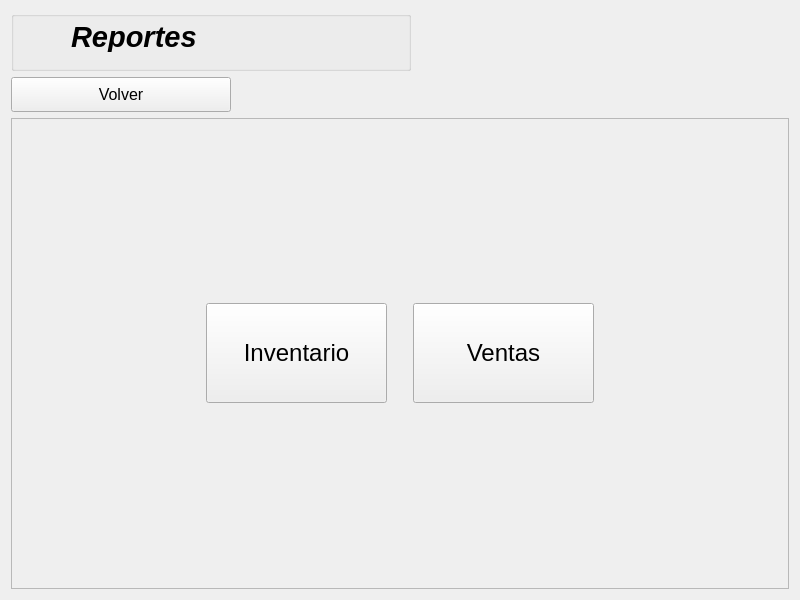
The window that GUI/sub_ventanas/ui/reportes/reportesDesigner.ui (C-Sebastian-M/GLAM_MAKEUP_STORE) describes before a commit, drawn with Qt 5.
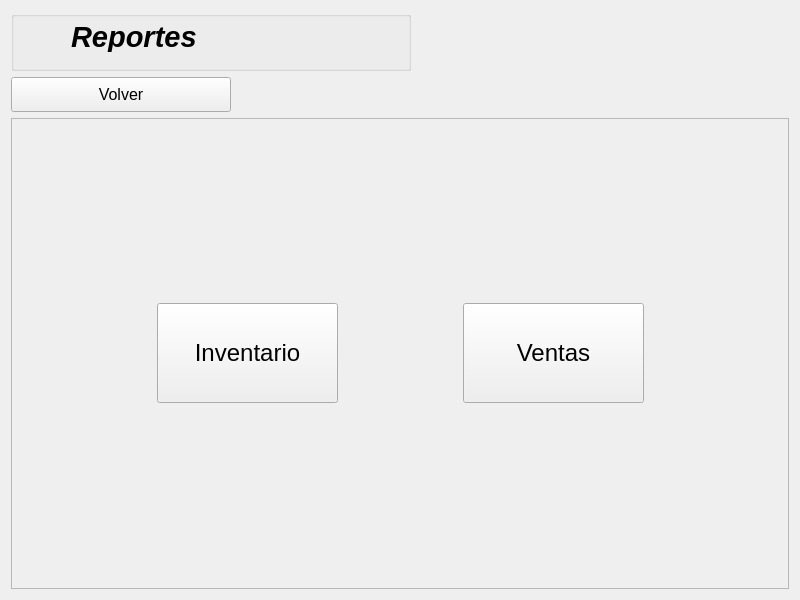
The same window after the commit. Icons and pictures are not drawn.

Commit message: boton de filtro en reportes conectado

What changed in the file:
```diff
--- a/GUI/sub_ventanas/ui/reportes/reportesDesigner.ui
+++ b/GUI/sub_ventanas/ui/reportes/reportesDesigner.ui
@@ -130,7 +130,7 @@
      </property>
      <layout class="QHBoxLayout" name="horizontalLayout">
       <property name="spacing">
-       <number>26</number>
+       <number>125</number>
       </property>
       <property name="leftMargin">
        <number>0</number>
```
The commit also changes 4 other files.
